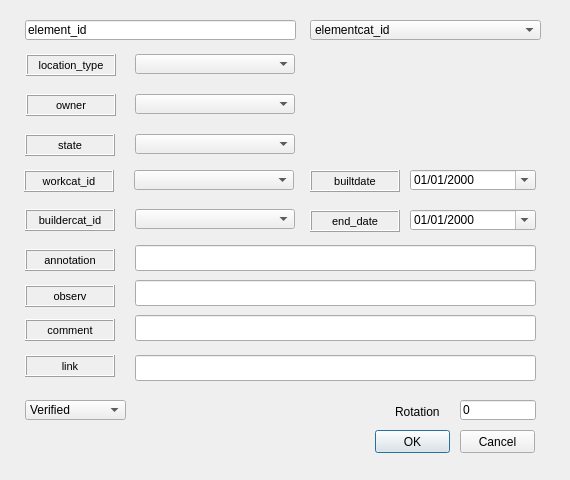
Qt form ui/element.ui (Giswater/giswater_qgis_plugin) before a commit.
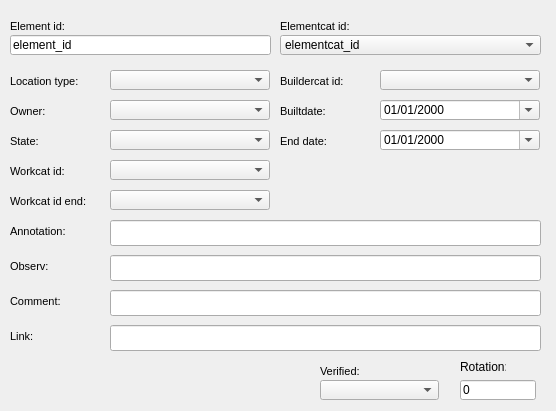
The same form after that commit.

Patch:
```diff
--- a/ui/element.ui
+++ b/ui/element.ui
@@ -6,75 +6,134 @@
    <rect>
     <x>0</x>
     <y>0</y>
-    <width>570</width>
-    <height>480</height>
+    <width>556</width>
+    <height>411</height>
    </rect>
   </property>
-  <property name="minimumSize">
-   <size>
-    <width>570</width>
-    <height>480</height>
-   </size>
-  </property>
-  <property name="maximumSize">
-   <size>
-    <width>570</width>
-    <height>490</height>
-   </size>
-  </property>
   <property name="windowTitle">
-   <string>Element</string>
+   <string>Dialog</string>
   </property>
-  <property name="sizeGripEnabled">
-   <bool>false</bool>
-  </property>
-  <widget class="QLineEdit" name="rotation">
+  <widget class="QLabel" name="label_owner">
    <property name="geometry">
     <rect>
-     <x>460</x>
-     <y>400</y>
-     <width>76</width>
-     <height>20</height>
+     <x>10</x>
+     <y>100</y>
+     <width>90</width>
+     <height>22</height>
     </rect>
    </property>
+   <property name="font">
+    <font>
+     <pointsize>8</pointsize>
+    </font>
+   </property>
+   <property name="frameShape">
+    <enum>QFrame::NoFrame</enum>
+   </property>
+   <property name="frameShadow">
+    <enum>QFrame::Raised</enum>
+   </property>
    <property name="text">
-    <string>0</string>
+    <string>Owner:</string>
    </property>
+   <property name="textFormat">
+    <enum>Qt::AutoText</enum>
+   </property>
+   <property name="scaledContents">
+    <bool>false</bool>
+   </property>
+   <property name="margin">
+    <number>3</number>
+   </property>
   </widget>
-  <widget class="QLineEdit" name="element_id">
+  <widget class="QDateTimeEdit" name="builtdate">
    <property name="geometry">
     <rect>
-     <x>25</x>
-     <y>20</y>
-     <width>271</width>
+     <x>380</x>
+     <y>100</y>
+     <width>160</width>
      <height>20</height>
     </rect>
    </property>
+   <property name="displayFormat">
+    <string>dd/MM/yyyy</string>
+   </property>
+   <property name="calendarPopup">
+    <bool>true</bool>
+   </property>
+  </widget>
+  <widget class="QLabel" name="label_comment">
+   <property name="geometry">
+    <rect>
+     <x>10</x>
+     <y>290</y>
+     <width>90</width>
+     <height>22</height>
+    </rect>
+   </property>
+   <property name="font">
+    <font>
+     <pointsize>8</pointsize>
+    </font>
+   </property>
+   <property name="frameShape">
+    <enum>QFrame::NoFrame</enum>
+   </property>
+   <property name="frameShadow">
+    <enum>QFrame::Raised</enum>
+   </property>
    <property name="text">
-    <string>element_id</string>
+    <string>Comment:</string>
    </property>
+   <property name="textFormat">
+    <enum>Qt::AutoText</enum>
+   </property>
+   <property name="scaledContents">
+    <bool>false</bool>
+   </property>
+   <property name="margin">
+    <number>3</number>
+   </property>
   </widget>
-  <widget class="QComboBox" name="verified">
+  <widget class="QLabel" name="label_builtdate">
    <property name="geometry">
     <rect>
-     <x>25</x>
-     <y>400</y>
-     <width>101</width>
-     <height>20</height>
+     <x>280</x>
+     <y>100</y>
+     <width>90</width>
+     <height>22</height>
     </rect>
    </property>
-   <item>
-    <property name="text">
-     <string>Verified</string>
-    </property>
-   </item>
+   <property name="font">
+    <font>
+     <pointsize>8</pointsize>
+    </font>
+   </property>
+   <property name="frameShape">
+    <enum>QFrame::NoFrame</enum>
+   </property>
+   <property name="frameShadow">
+    <enum>QFrame::Raised</enum>
+   </property>
+   <property name="text">
+    <string>Builtdate:</string>
+   </property>
+   <property name="textFormat">
+    <enum>Qt::AutoText</enum>
+   </property>
+   <property name="scaledContents">
+    <bool>false</bool>
+   </property>
+   <property name="margin">
+    <number>3</number>
+   </property>
   </widget>
   <widget class="QComboBox" name="elementcat_id">
    <property name="geometry">
     <rect>
-     <x>310</x>
-     <y>20</y>
-     <width>231</width>
+     <x>280</x>
+     <y>35</y>
+     <width>261</width>
      <height>20</height>
     </rect>
    </property>
@@ -84,381 +143,21 @@
     </property>
    </item>
   </widget>
-  <widget class="QLabel" name="label_buildercat_id">
+  <widget class="QLineEdit" name="annotation">
    <property name="geometry">
     <rect>
-     <x>25</x>
-     <y>209</y>
-     <width>90</width>
-     <height>22</height>
-    </rect>
-   </property>
-   <property name="font">
-    <font>
-     <pointsize>8</pointsize>
-    </font>
-   </property>
-   <property name="frameShape">
-    <enum>QFrame::Box</enum>
-   </property>
-   <property name="frameShadow">
-    <enum>QFrame::Raised</enum>
-   </property>
-   <property name="text">
-    <string>buildercat_id</string>
-   </property>
-   <property name="textFormat">
-    <enum>Qt::AutoText</enum>
-   </property>
-   <property name="scaledContents">
-    <bool>false</bool>
-   </property>
-   <property name="alignment">
-    <set>Qt::AlignCenter</set>
-   </property>
-   <property name="margin">
-    <number>3</number>
-   </property>
-  </widget>
-  <widget class="QDateTimeEdit" name="enddate">
-   <property name="geometry">
-    <rect>
-     <x>410</x>
-     <y>210</y>
-     <width>126</width>
-     <height>20</height>
-    </rect>
-   </property>
-   <property name="displayFormat">
-    <string>dd/MM/yyyy</string>
-   </property>
-   <property name="calendarPopup">
-    <bool>true</bool>
-   </property>
-  </widget>
-  <widget class="QLabel" name="label_builtdate">
-   <property name="geometry">
-    <rect>
-     <x>310</x>
-     <y>170</y>
-     <width>90</width>
-     <height>22</height>
-    </rect>
-   </property>
-   <property name="font">
-    <font>
-     <pointsize>8</pointsize>
-    </font>
-   </property>
-   <property name="frameShape">
-    <enum>QFrame::Box</enum>
-   </property>
-   <property name="frameShadow">
-    <enum>QFrame::Raised</enum>
-   </property>
-   <property name="text">
-    <string>builtdate</string>
-   </property>
-   <property name="textFormat">
-    <enum>Qt::AutoText</enum>
-   </property>
-   <property name="scaledContents">
-    <bool>false</bool>
-   </property>
-   <property name="alignment">
-    <set>Qt::AlignCenter</set>
-   </property>
-   <property name="margin">
-    <number>3</number>
-   </property>
-  </widget>
-  <widget class="QLabel" name="label_annotation">
-   <property name="geometry">
-    <rect>
-     <x>25</x>
-     <y>249</y>
-     <width>90</width>
-     <height>22</height>
-    </rect>
-   </property>
-   <property name="font">
-    <font>
-     <pointsize>8</pointsize>
-    </font>
-   </property>
-   <property name="frameShape">
-    <enum>QFrame::Box</enum>
-   </property>
-   <property name="frameShadow">
-    <enum>QFrame::Raised</enum>
-   </property>
-   <property name="text">
-    <string>annotation</string>
-   </property>
-   <property name="textFormat">
-    <enum>Qt::AutoText</enum>
-   </property>
-   <property name="scaledContents">
-    <bool>false</bool>
-   </property>
-   <property name="alignment">
-    <set>Qt::AlignCenter</set>
-   </property>
-   <property name="margin">
-    <number>3</number>
-   </property>
-  </widget>
-  <widget class="QComboBox" name="state">
-   <property name="geometry">
-    <rect>
-     <x>135</x>
-     <y>134</y>
-     <width>160</width>
-     <height>20</height>
-    </rect>
-   </property>
-  </widget>
-  <widget class="QComboBox" name="workcat_id">
-   <property name="geometry">
-    <rect>
-     <x>134</x>
-     <y>170</y>
-     <width>160</width>
-     <height>20</height>
-    </rect>
-   </property>
-  </widget>
-  <widget class="QDateTimeEdit" name="builtdate">
-   <property name="geometry">
-    <rect>
-     <x>410</x>
-     <y>170</y>
-     <width>126</width>
-     <height>20</height>
-    </rect>
-   </property>
-   <property name="displayFormat">
-    <string>dd/MM/yyyy</string>
-   </property>
-   <property name="calendarPopup">
-    <bool>true</bool>
-   </property>
-  </widget>
-  <widget class="QComboBox" name="ownercat_id">
-   <property name="geometry">
-    <rect>
-     <x>135</x>
-     <y>94</y>
-     <width>160</width>
-     <height>20</height>
-    </rect>
-   </property>
-  </widget>
-  <widget class="QLabel" name="label_owner">
-   <property name="geometry">
-    <rect>
-     <x>26</x>
-     <y>94</y>
-     <width>90</width>
-     <height>22</height>
-    </rect>
-   </property>
-   <property name="font">
-    <font>
-     <pointsize>8</pointsize>
-    </font>
-   </property>
-   <property name="frameShape">
-    <enum>QFrame::Box</enum>
-   </property>
-   <property name="frameShadow">
-    <enum>QFrame::Raised</enum>
-   </property>
-   <property name="text">
-    <string>owner</string>
-   </property>
-   <property name="textFormat">
-    <enum>Qt::AutoText</enum>
-   </property>
-   <property name="scaledContents">
-    <bool>false</bool>
-   </property>
-   <property name="alignment">
-    <set>Qt::AlignCenter</set>
-   </property>
-   <property name="margin">
-    <number>3</number>
-   </property>
-  </widget>
-  <widget class="QLabel" name="label_link">
-   <property name="geometry">
-    <rect>
-     <x>25</x>
-     <y>355</y>
-     <width>90</width>
-     <height>22</height>
-    </rect>
-   </property>
-   <property name="font">
-    <font>
-     <pointsize>8</pointsize>
-    </font>
-   </property>
-   <property name="frameShape">
-    <enum>QFrame::Box</enum>
-   </property>
-   <property name="frameShadow">
-    <enum>QFrame::Raised</enum>
-   </property>
-   <property name="text">
-    <string>link</string>
-   </property>
-   <property name="textFormat">
-    <enum>Qt::AutoText</enum>
-   </property>
-   <property name="scaledContents">
-    <bool>false</bool>
-   </property>
-   <property name="alignment">
-    <set>Qt::AlignCenter</set>
-   </property>
-   <property name="margin">
-    <number>3</number>
-   </property>
-  </widget>
-  <widget class="QLabel" name="label_state">
-   <property name="geometry">
-    <rect>
-     <x>25</x>
-     <y>134</y>
-     <width>90</width>
-     <height>22</height>
-    </rect>
-   </property>
-   <property name="font">
-    <font>
-     <pointsize>8</pointsize>
-    </font>
-   </property>
-   <property name="frameShape">
-    <enum>QFrame::Box</enum>
-   </property>
-   <property name="frameShadow">
-    <enum>QFrame::Raised</enum>
-   </property>
-   <property name="text">
-    <string>state</string>
-   </property>
-   <property name="textFormat">
-    <enum>Qt::AutoText</enum>
-   </property>
-   <property name="scaledContents">
-    <bool>false</bool>
-   </property>
-   <property name="alignment">
-    <set>Qt::AlignCenter</set>
-   </property>
-   <property name="margin">
-    <number>3</number>
-   </property>
-  </widget>
-  <widget class="QLabel" name="label_location_type">
-   <property name="geometry">
-    <rect>
-     <x>26</x>
-     <y>54</y>
-     <width>90</width>
-     <height>22</height>
-    </rect>
-   </property>
-   <property name="font">
-    <font>
-     <pointsize>8</pointsize>
-    </font>
-   </property>
-   <property name="frameShape">
-    <enum>QFrame::Box</enum>
-   </property>
-   <property name="frameShadow">
-    <enum>QFrame::Raised</enum>
-   </property>
-   <property name="text">
-    <string>location_type</string>
-   </property>
-   <property name="textFormat">
-    <enum>Qt::AutoText</enum>
-   </property>
-   <property name="scaledContents">
-    <bool>false</bool>
-   </property>
-   <property name="alignment">
-    <set>Qt::AlignCenter</set>
-   </property>
-   <property name="margin">
-    <number>3</number>
-   </property>
-  </widget>
-  <widget class="QLabel" name="label_workcat_id">
-   <property name="geometry">
-    <rect>
-     <x>24</x>
-     <y>170</y>
-     <width>90</width>
-     <height>22</height>
-    </rect>
-   </property>
-   <property name="font">
-    <font>
-     <pointsize>8</pointsize>
-    </font>
-   </property>
-   <property name="frameShape">
-    <enum>QFrame::Box</enum>
-   </property>
-   <property name="frameShadow">
-    <enum>QFrame::Raised</enum>
-   </property>
-   <property name="text">
-    <string>workcat_id</string>
-   </property>
-   <property name="textFormat">
-    <enum>Qt::AutoText</enum>
-   </property>
-   <property name="scaledContents">
-    <bool>false</bool>
-   </property>
-   <property name="alignment">
-    <set>Qt::AlignCenter</set>
-   </property>
-   <property name="margin">
-    <number>3</number>
-   </property>
-  </widget>
-  <widget class="QComboBox" name="buildercat_id">
-   <property name="geometry">
-    <rect>
-     <x>135</x>
-     <y>209</y>
-     <width>160</width>
-     <height>20</height>
-    </rect>
-   </property>
-  </widget>
-  <widget class="QComboBox" name="location_type">
-   <property name="geometry">
-    <rect>
-     <x>135</x>
-     <y>54</y>
-     <width>160</width>
-     <height>20</height>
+     <x>110</x>
+     <y>220</y>
+     <width>431</width>
+     <height>26</height>
     </rect>
    </property>
   </widget>
   <widget class="QLabel" name="label_end_date">
    <property name="geometry">
     <rect>
-     <x>310</x>
-     <y>210</y>
+     <x>280</x>
+     <y>130</y>
      <width>90</width>
      <height>22</height>
     </rect>
@@ -469,58 +168,19 @@
     </font>
    </property>
    <property name="frameShape">
-    <enum>QFrame::Box</enum>
+    <enum>QFrame::NoFrame</enum>
    </property>
    <property name="frameShadow">
     <enum>QFrame::Raised</enum>
    </property>
    <property name="text">
-    <string>end_date</string>
+    <string>End date:</string>
    </property>
    <property name="textFormat">
     <enum>Qt::AutoText</enum>
    </property>
    <property name="scaledContents">
     <bool>false</bool>
-   </property>
-   <property name="alignment">
-    <set>Qt::AlignCenter</set>
-   </property>
-   <property name="margin">
-    <number>3</number>
-   </property>
-  </widget>
-  <widget class="QLabel" name="label_comment">
-   <property name="geometry">
-    <rect>
-     <x>25</x>
-     <y>319</y>
-     <width>90</width>
-     <height>22</height>
-    </rect>
-   </property>
-   <property name="font">
-    <font>
-     <pointsize>8</pointsize>
-    </font>
-   </property>
-   <property name="frameShape">
-    <enum>QFrame::Box</enum>
-   </property>
-   <property name="frameShadow">
-    <enum>QFrame::Raised</enum>
-   </property>
-   <property name="text">
-    <string>comment</string>
-   </property>
-   <property name="textFormat">
-    <enum>Qt::AutoText</enum>
-   </property>
-   <property name="scaledContents">
-    <bool>false</bool>
-   </property>
-   <property name="alignment">
-    <set>Qt::AlignCenter</set>
    </property>
    <property name="margin">
     <number>3</number>
@@ -529,8 +189,8 @@
   <widget class="QLabel" name="label_observ">
    <property name="geometry">
     <rect>
-     <x>25</x>
-     <y>285</y>
+     <x>10</x>
+     <y>255</y>
      <width>90</width>
      <height>22</height>
     </rect>
@@ -541,13 +201,13 @@
     </font>
    </property>
    <property name="frameShape">
-    <enum>QFrame::Box</enum>
+    <enum>QFrame::NoFrame</enum>
    </property>
    <property name="frameShadow">
     <enum>QFrame::Raised</enum>
    </property>
    <property name="text">
-    <string>observ</string>
+    <string>Observ:</string>
    </property>
    <property name="textFormat">
     <enum>Qt::AutoText</enum>
@@ -555,90 +215,502 @@
    <property name="scaledContents">
     <bool>false</bool>
    </property>
-   <property name="alignment">
-    <set>Qt::AlignCenter</set>
-   </property>
    <property name="margin">
     <number>3</number>
    </property>
   </widget>
-  <widget class="QPushButton" name="btn_accept">
+  <widget class="QComboBox" name="location_type">
    <property name="geometry">
     <rect>
-     <x>375</x>
-     <y>430</y>
-     <width>75</width>
-     <height>23</height>
+     <x>110</x>
+     <y>70</y>
+     <width>160</width>
+     <height>20</height>
     </rect>
    </property>
-   <property name="text">
-    <string>OK</string>
-   </property>
   </widget>
-  <widget class="QPushButton" name="btn_cancel">
+  <widget class="QComboBox" name="buildercat_id">
    <property name="geometry">
     <rect>
-     <x>460</x>
-     <y>430</y>
-     <width>75</width>
-     <height>23</height>
-    </rect>
-   </property>
-   <property name="text">
-    <string>Cancel</string>
-   </property>
-  </widget>
-  <widget class="QLineEdit" name="annotation">
-   <property name="geometry">
-    <rect>
-     <x>135</x>
-     <y>245</y>
-     <width>401</width>
-     <height>26</height>
+     <x>380</x>
+     <y>70</y>
+     <width>160</width>
+     <height>20</height>
     </rect>
    </property>
   </widget>
   <widget class="QLineEdit" name="observ">
    <property name="geometry">
     <rect>
-     <x>135</x>
-     <y>280</y>
-     <width>401</width>
+     <x>110</x>
+     <y>255</y>
+     <width>431</width>
      <height>26</height>
     </rect>
    </property>
   </widget>
-  <widget class="QLineEdit" name="comment">
+  <widget class="QLabel" name="label_elementcat_id">
    <property name="geometry">
     <rect>
-     <x>135</x>
-     <y>315</y>
-     <width>401</width>
-     <height>26</height>
+     <x>280</x>
+     <y>15</y>
+     <width>90</width>
+     <height>22</height>
     </rect>
    </property>
+   <property name="font">
+    <font>
+     <pointsize>8</pointsize>
+    </font>
+   </property>
+   <property name="frameShape">
+    <enum>QFrame::NoFrame</enum>
+   </property>
+   <property name="frameShadow">
+    <enum>QFrame::Plain</enum>
+   </property>
+   <property name="text">
+    <string>Elementcat id:</string>
+   </property>
+   <property name="textFormat">
+    <enum>Qt::AutoText</enum>
+   </property>
+   <property name="scaledContents">
+    <bool>false</bool>
+   </property>
+   <property name="alignment">
+    <set>Qt::AlignLeading|Qt::AlignLeft|Qt::AlignVCenter</set>
+   </property>
+   <property name="margin">
+    <number>3</number>
+   </property>
   </widget>
-  <widget class="QLineEdit" name="link">
+  <widget class="QComboBox" name="workcat_id_end">
    <property name="geometry">
     <rect>
-     <x>135</x>
-     <y>355</y>
-     <width>401</width>
-     <height>26</height>
+     <x>110</x>
+     <y>190</y>
+     <width>160</width>
+     <height>20</height>
     </rect>
    </property>
   </widget>
+  <widget class="QLabel" name="label_buildercat_id">
+   <property name="geometry">
+    <rect>
+     <x>280</x>
+     <y>70</y>
+     <width>90</width>
+     <height>22</height>
+    </rect>
+   </property>
+   <property name="font">
+    <font>
+     <pointsize>8</pointsize>
+    </font>
+   </property>
+   <property name="frameShape">
+    <enum>QFrame::NoFrame</enum>
+   </property>
+   <property name="frameShadow">
+    <enum>QFrame::Raised</enum>
+   </property>
+   <property name="text">
+    <string>Buildercat id:</string>
+   </property>
+   <property name="textFormat">
+    <enum>Qt::AutoText</enum>
+   </property>
+   <property name="scaledContents">
+    <bool>false</bool>
+   </property>
+   <property name="margin">
+    <number>3</number>
+   </property>
+  </widget>
+  <widget class="QLabel" name="label_state">
+   <property name="geometry">
+    <rect>
+     <x>10</x>
+     <y>130</y>
+     <width>90</width>
+     <height>22</height>
+    </rect>
+   </property>
+   <property name="font">
+    <font>
+     <pointsize>8</pointsize>
+    </font>
+   </property>
+   <property name="frameShape">
+    <enum>QFrame::NoFrame</enum>
+   </property>
+   <property name="frameShadow">
+    <enum>QFrame::Raised</enum>
+   </property>
+   <property name="text">
+    <string>State:</string>
+   </property>
+   <property name="textFormat">
+    <enum>Qt::AutoText</enum>
+   </property>
+   <property name="scaledContents">
+    <bool>false</bool>
+   </property>
+   <property name="margin">
+    <number>3</number>
+   </property>
+  </widget>
   <widget class="QLabel" name="label_rotation">
    <property name="geometry">
     <rect>
-     <x>395</x>
-     <y>405</y>
+     <x>460</x>
+     <y>360</y>
      <width>46</width>
      <height>13</height>
     </rect>
    </property>
    <property name="text">
-    <string>Rotation</string>
+    <string>Rotation:</string>
+   </property>
+  </widget>
+  <widget class="QLineEdit" name="rotation">
+   <property name="geometry">
+    <rect>
+     <x>460</x>
+     <y>380</y>
+     <width>76</width>
+     <height>20</height>
+    </rect>
+   </property>
+   <property name="text">
+    <string>0</string>
+   </property>
+  </widget>
+  <widget class="QLabel" name="label_workcat_id_end">
+   <property name="geometry">
+    <rect>
+     <x>10</x>
+     <y>190</y>
+     <width>90</width>
+     <height>22</height>
+    </rect>
+   </property>
+   <property name="font">
+    <font>
+     <pointsize>8</pointsize>
+    </font>
+   </property>
+   <property name="frameShape">
+    <enum>QFrame::NoFrame</enum>
+   </property>
+   <property name="frameShadow">
+    <enum>QFrame::Raised</enum>
+   </property>
+   <property name="text">
+    <string>Workcat id end:</string>
+   </property>
+   <property name="textFormat">
+    <enum>Qt::AutoText</enum>
+   </property>
+   <property name="scaledContents">
+    <bool>false</bool>
+   </property>
+   <property name="margin">
+    <number>3</number>
+   </property>
+  </widget>
+  <widget class="QLineEdit" name="link">
+   <property name="geometry">
+    <rect>
+     <x>110</x>
+     <y>325</y>
+     <width>431</width>
+     <height>26</height>
+    </rect>
+   </property>
+  </widget>
+  <widget class="QLabel" name="label_element_id">
+   <property name="geometry">
+    <rect>
+     <x>10</x>
+     <y>15</y>
+     <width>90</width>
+     <height>22</height>
+    </rect>
+   </property>
+   <property name="font">
+    <font>
+     <pointsize>8</pointsize>
+    </font>
+   </property>
+   <property name="frameShape">
+    <enum>QFrame::NoFrame</enum>
+   </property>
+   <property name="frameShadow">
+    <enum>QFrame::Plain</enum>
+   </property>
+   <property name="text">
+    <string>Element id:</string>
+   </property>
+   <property name="textFormat">
+    <enum>Qt::AutoText</enum>
+   </property>
+   <property name="scaledContents">
+    <bool>false</bool>
+   </property>
+   <property name="alignment">
+    <set>Qt::AlignLeading|Qt::AlignLeft|Qt::AlignVCenter</set>
+   </property>
+   <property name="margin">
+    <number>3</number>
+   </property>
+  </widget>
+  <widget class="QLabel" name="label_location_type">
+   <property name="geometry">
+    <rect>
+     <x>10</x>
+     <y>70</y>
+     <width>90</width>
+     <height>22</height>
+    </rect>
+   </property>
+   <property name="font">
+    <font>
+     <pointsize>8</pointsize>
+    </font>
+   </property>
+   <property name="frameShape">
+    <enum>QFrame::NoFrame</enum>
+   </property>
+   <property name="frameShadow">
+    <enum>QFrame::Raised</enum>
+   </property>
+   <property name="text">
+    <string>Location type:</string>
+   </property>
+   <property name="textFormat">
+    <enum>Qt::AutoText</enum>
+   </property>
+   <property name="scaledContents">
+    <bool>false</bool>
+   </property>
+   <property name="margin">
+    <number>3</number>
+   </property>
+  </widget>
+  <widget class="QComboBox" name="ownercat_id">
+   <property name="geometry">
+    <rect>
+     <x>110</x>
+     <y>100</y>
+     <width>160</width>
+     <height>20</height>
+    </rect>
+   </property>
+  </widget>
+  <widget class="QLabel" name="label_link">
+   <property name="geometry">
+    <rect>
+     <x>10</x>
+     <y>325</y>
+     <width>90</width>
+     <height>22</height>
+    </rect>
+   </property>
+   <property name="font">
+    <font>
+     <pointsize>8</pointsize>
+    </font>
+   </property>
+   <property name="frameShape">
+    <enum>QFrame::NoFrame</enum>
+   </property>
+   <property name="frameShadow">
+    <enum>QFrame::Raised</enum>
+   </property>
+   <property name="text">
+    <string>Link:</string>
+   </property>
+   <property name="textFormat">
+    <enum>Qt::AutoText</enum>
+   </property>
+   <property name="scaledContents">
+    <bool>false</bool>
+   </property>
+   <property name="margin">
+    <number>3</number>
+   </property>
+  </widget>
+  <widget class="QDateTimeEdit" name="enddate">
+   <property name="geometry">
+    <rect>
+     <x>380</x>
+     <y>130</y>
+     <width>160</width>
+     <height>20</height>
+    </rect>
+   </property>
+   <property name="displayFormat">
+    <string>dd/MM/yyyy</string>
+   </property>
+   <property name="calendarPopup">
+    <bool>true</bool>
+   </property>
+  </widget>
+  <widget class="QLineEdit" name="comment">
+   <property name="geometry">
+    <rect>
+     <x>110</x>
+     <y>290</y>
+     <width>431</width>
+     <height>26</height>
+    </rect>
+   </property>
+  </widget>
+  <widget class="QLineEdit" name="element_id">
+   <property name="geometry">
+    <rect>
+     <x>10</x>
+     <y>35</y>
+     <width>261</width>
+     <height>20</height>
+    </rect>
+   </property>
+   <property name="text">
+    <string>element_id</string>
+   </property>
+  </widget>
+  <widget class="QLabel" name="label_annotation">
+   <property name="geometry">
+    <rect>
+     <x>10</x>
+     <y>220</y>
+     <width>90</width>
+     <height>22</height>
+    </rect>
+   </property>
+   <property name="font">
+    <font>
+     <pointsize>8</pointsize>
+    </font>
+   </property>
+   <property name="frameShape">
+    <enum>QFrame::NoFrame</enum>
+   </property>
+   <property name="frameShadow">
+    <enum>QFrame::Raised</enum>
+   </property>
+   <property name="text">
+    <string>Annotation:</string>
+   </property>
+   <property name="textFormat">
+    <enum>Qt::AutoText</enum>
+   </property>
+   <property name="scaledContents">
+    <bool>false</bool>
+   </property>
+   <property name="margin">
+    <number>3</number>
+   </property>
+  </widget>
+  <widget class="QLabel" name="label_workcat_id">
+   <property name="geometry">
+    <rect>
+     <x>10</x>
+     <y>160</y>
+     <width>90</width>
+     <height>22</height>
+    </rect>
+   </property>
+   <property name="font">
+    <font>
+     <pointsize>8</pointsize>
+    </font>
+   </property>
+   <property name="frameShape">
+    <enum>QFrame::NoFrame</enum>
+   </property>
+   <property name="frameShadow">
+    <enum>QFrame::Raised</enum>
+   </property>
+   <property name="text">
+    <string>Workcat id:</string>
+   </property>
+   <property name="textFormat">
+    <enum>Qt::AutoText</enum>
+   </property>
+   <property name="scaledContents">
+    <bool>false</bool>
+   </property>
+   <property name="margin">
+    <number>3</number>
+   </property>
+  </widget>
+  <widget class="QComboBox" name="state">
+   <property name="geometry">
+    <rect>
+     <x>110</x>
+     <y>130</y>
+     <width>160</width>
+     <height>20</height>
+    </rect>
+   </property>
+  </widget>
+  <widget class="QComboBox" name="workcat_id">
+   <property name="geometry">
+    <rect>
+     <x>110</x>
+     <y>160</y>
+     <width>160</width>
+     <height>20</height>
+    </rect>
+   </property>
+  </widget>
+  <widget class="QComboBox" name="verified_2">
+   <property name="geometry">
+    <rect>
+     <x>320</x>
+     <y>380</y>
+     <width>119</width>
+     <height>20</height>
+    </rect>
+   </property>
+  </widget>
+  <widget class="QLabel" name="label_verified">
+   <property name="geometry">
+    <rect>
+     <x>320</x>
+     <y>360</y>
+     <width>90</width>
+     <height>22</height>
+    </rect>
+   </property>
+   <property name="font">
+    <font>
+     <pointsize>8</pointsize>
+    </font>
+   </property>
+   <property name="frameShape">
+    <enum>QFrame::NoFrame</enum>
+   </property>
+   <property name="frameShadow">
+    <enum>QFrame::Plain</enum>
+   </property>
+   <property name="text">
+    <string>Verified:</string>
+   </property>
+   <property name="textFormat">
+    <enum>Qt::AutoText</enum>
+   </property>
+   <property name="scaledContents">
+    <bool>false</bool>
+   </property>
+   <property name="alignment">
+    <set>Qt::AlignLeading|Qt::AlignLeft|Qt::AlignVCenter</set>
+   </property>
+   <property name="margin">
+    <number>3</number>
    </property>
   </widget>
  </widget>
```
Left out of the diff: 17 changed lines with no effect on the pictures.
